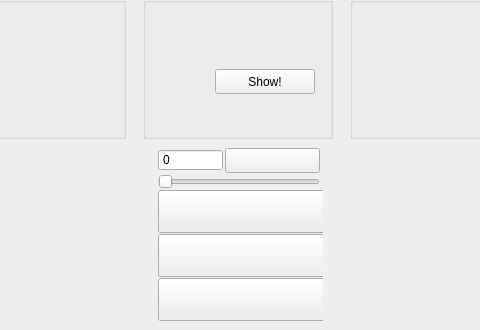
This is src/gui/qt/gametable.ui in pokerth/pokerth as Qt 5 draws it before an edit; both pictures show x 273 to 753 and y 270 to 600 of the 1024 by 600 pixel window. The edited form follows.
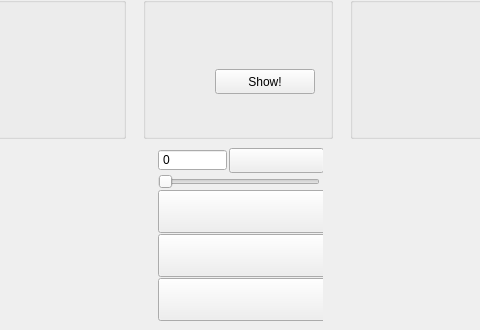
This is the edited form. Icons and pictures are not drawn. Custom widgets are drawn as their Qt base class.

Commit message: next slider input field steps

Patch:
```diff
--- a/src/gui/qt/gametable.ui
+++ b/src/gui/qt/gametable.ui
@@ -3031,6 +3031,12 @@
            </property>
            <item>
             <widget class="QSpinBox" name="spinBox_betValue">
+             <property name="minimumSize">
+              <size>
+               <width>69</width>
+               <height>0</height>
+              </size>
+             </property>
              <property name="buttonSymbols">
               <enum>QAbstractSpinBox::NoButtons</enum>
              </property>
```
Left out of the diff: 17 changed lines with no effect on the pictures.
